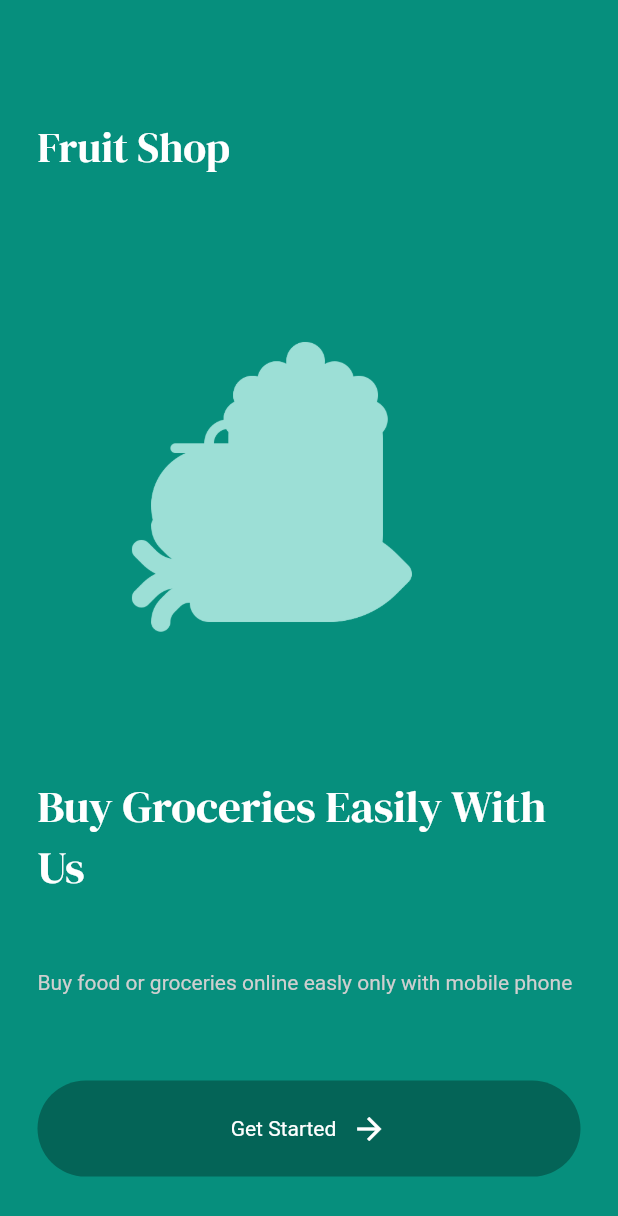
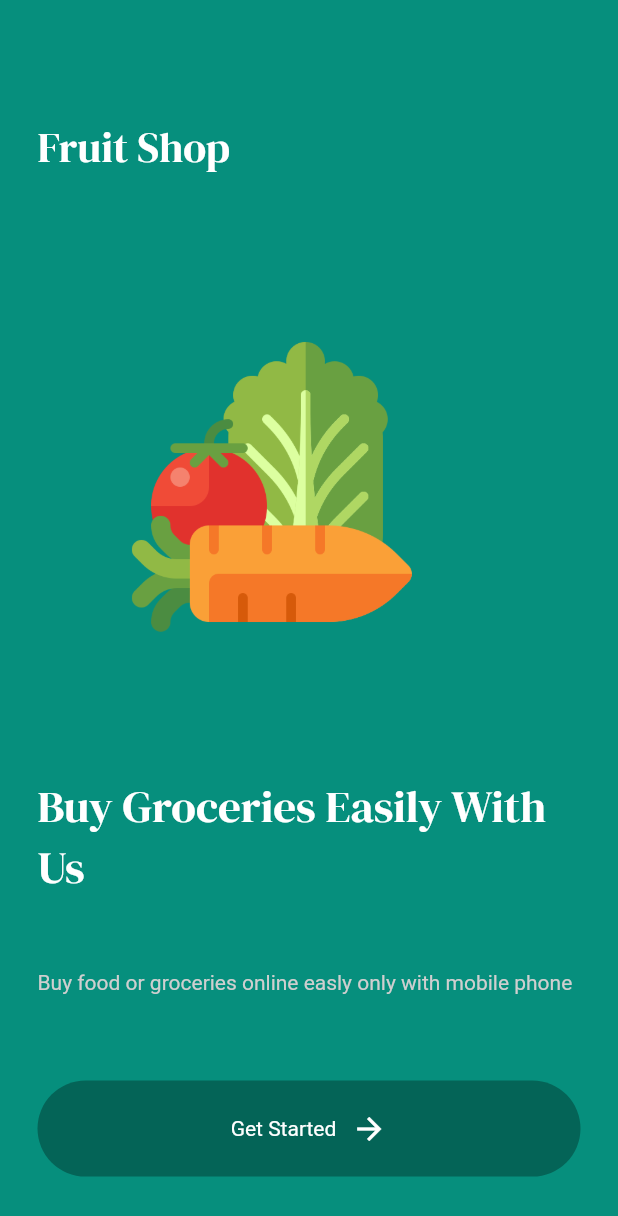
Before and after one commit to Semiteagain/groceries, a Flutter app: the screen it shows after launch, on a phone screen of 412 x 824 dp. Shown: the top 1216 px of the screen. Run offline on Flutter 3.47's test engine with Material 2 defaults, Android fonts, the phone set to English and light mode, and no system bars; our stand-ins replace google_fonts.

```diff
--- a/lib/pages/intro_page.dart
+++ b/lib/pages/intro_page.dart
@@ -37,7 +37,6 @@ class IntroPage extends StatelessWidget {
               child: Image.asset(
                 IntroConstants.introImage,
                 height: MediaQuery.of(context).size.height * .25,
-                color: const Color.fromARGB(255, 156, 223, 214),
               ),
             ),
             const SizedBox(
```
